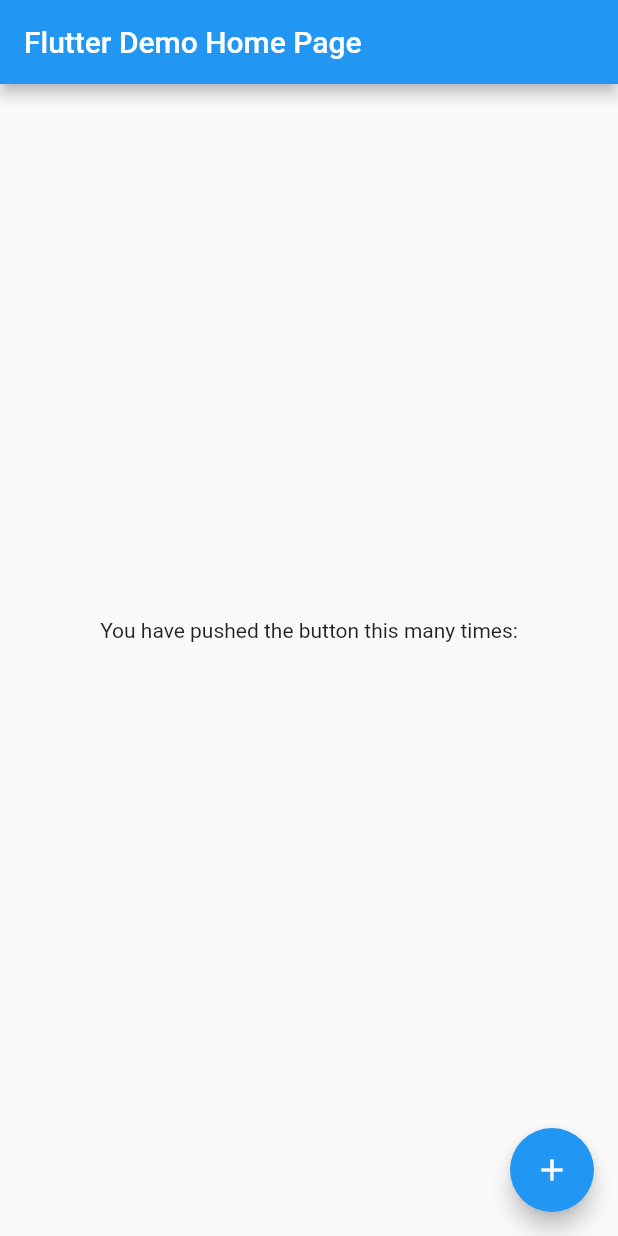
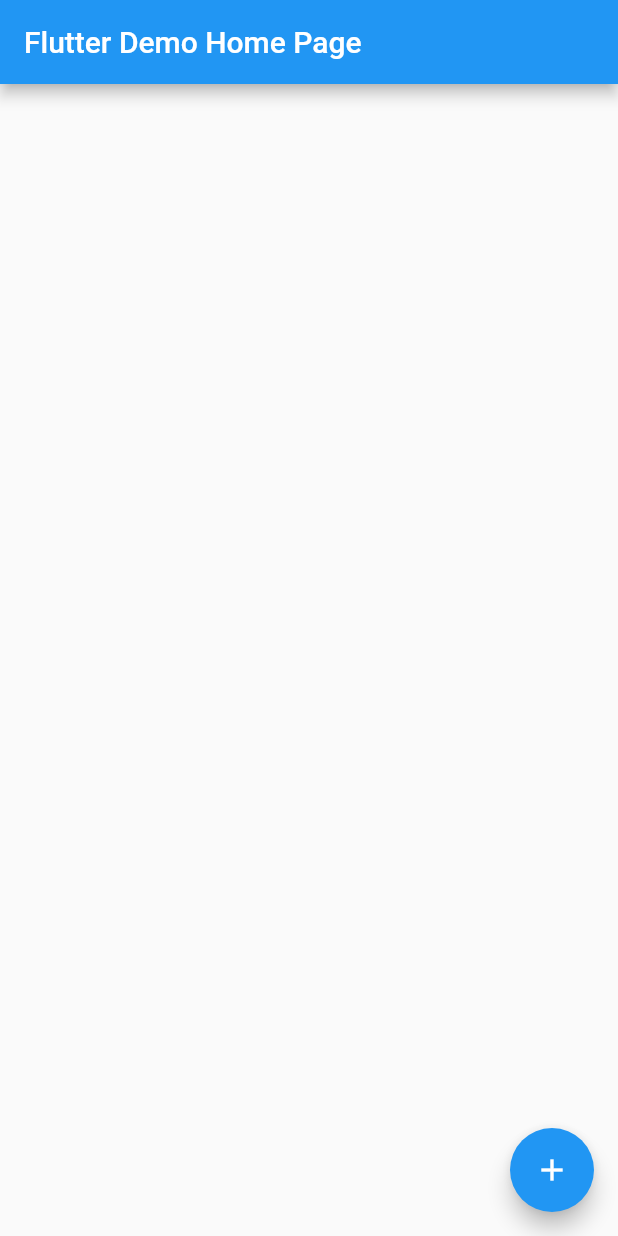
Before and after one commit to MohamedElarabi/HyperpayFlutter, a Flutter app: the screen it shows after launch, on a phone screen of 412 x 824 dp. Run offline on Flutter 3.47's test engine with Material 2 defaults, Android fonts, the phone set to English and light mode, and no system bars.

Commit message:
first commit

```diff
--- a/lib/main.dart
+++ b/lib/main.dart
@@ -68,20 +68,6 @@ class _MyHomePageState extends State<MyHomePage> {
       appBar: AppBar(
         title: Text(widget.title),
       ),
-      body: Center(
-        child: Column(
-          mainAxisAlignment: MainAxisAlignment.center,
-          children: <Widget>[
-            const Text(
-              'You have pushed the button this many times:',
-            ),
-            Text(
-              "",
-              style: Theme.of(context).textTheme.headline4,
-            ),
-          ],
-        ),
-      ),
       floatingActionButton: FloatingActionButton(
         onPressed: () {
           _openPaymentSdk();
```
